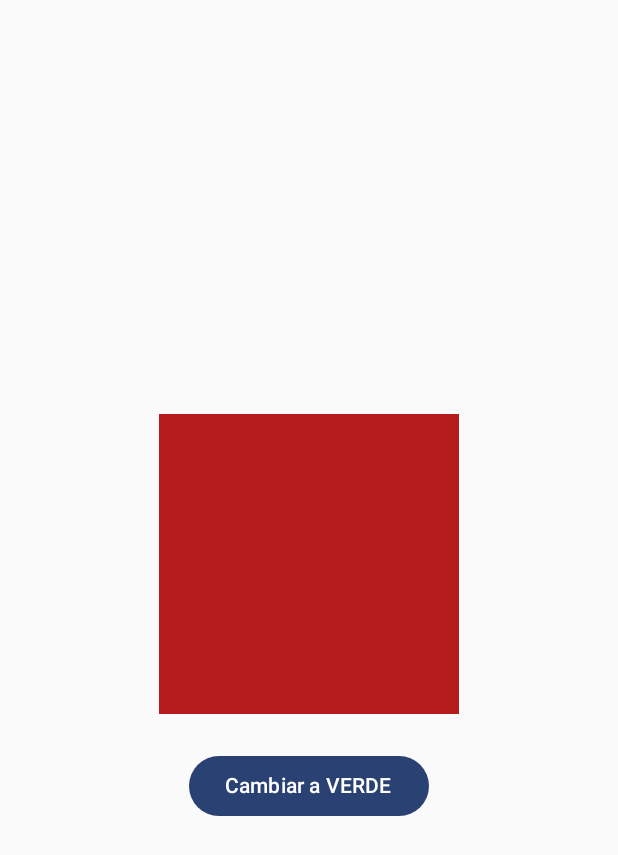
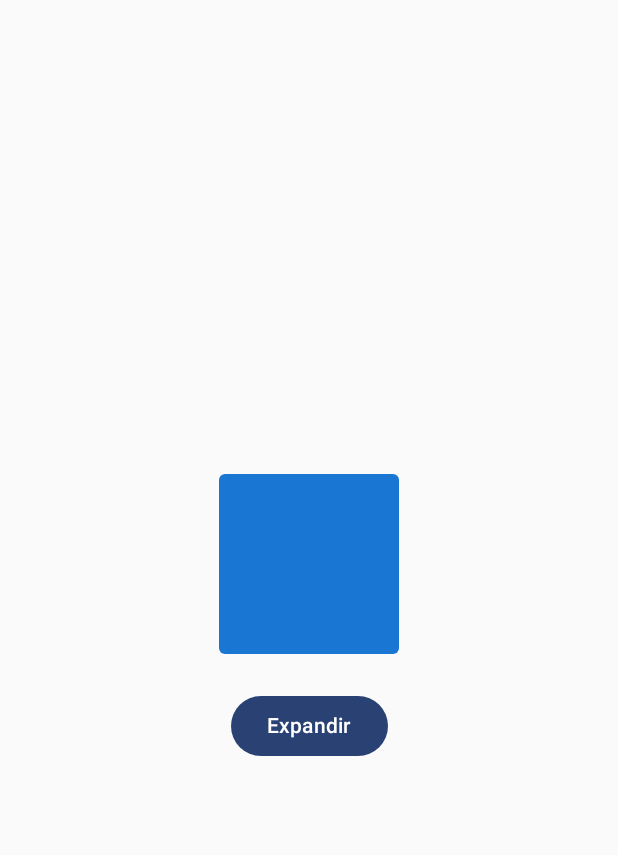
Before and after one commit to Starqx-ym/Lab13, an Android app built with Jetpack Compose: the screen it shows after launch (MainActivity), on a phone screen of 412 x 824 dp. Shown: the top 855 px of the screen. Run offline under Robolectric (Android 15) with nearby library versions, the phone set to English and light mode, and no system bars.

Commit message:
"feat: ejercicio3 animación de tamaño y forma con animateDpAsState"

```diff
--- a/app/src/main/java/com/example/lab13/MainActivity.kt
+++ b/app/src/main/java/com/example/lab13/MainActivity.kt
@@ -4,9 +4,11 @@ import android.os.Bundle
 import androidx.activity.ComponentActivity
 import androidx.activity.compose.setContent
 import androidx.compose.animation.*
+import androidx.compose.animation.core.animateDpAsState
 import androidx.compose.animation.core.tween
 import androidx.compose.foundation.background
 import androidx.compose.foundation.layout.*
+import androidx.compose.foundation.shape.RoundedCornerShape
 import androidx.compose.material3.Button
 import androidx.compose.material3.MaterialTheme
 import androidx.compose.material3.Text
@@ -23,7 +25,7 @@ class MainActivity : ComponentActivity() {
         super.onCreate(savedInstanceState)
         setContent {
             Lab13Theme {
-                ColorAnimationExample()
+                SizeAndShapeAnimationExample()
             }
         }
     }
@@ -99,3 +101,46 @@ fun ColorAnimationExample() {
         }
     }
 }
+@Composable
+fun SizeAndShapeAnimationExample() {
+
+    var expanded by remember { mutableStateOf(false) }
+
+    // Animación del tamaño
+    val size by animateDpAsState(
+        targetValue = if (expanded) 200.dp else 120.dp,
+        animationSpec = tween(durationMillis = 600),
+        label = "sizeAnimation"
+    )
+
+    // Animación del borde redondeado
+    val cornerRadius by animateDpAsState(
+        targetValue = if (expanded) 32.dp else 4.dp,
+        animationSpec = tween(durationMillis = 600),
+        label = "cornerAnimation"
+    )
+
+    Column(
+        modifier = Modifier
+            .fillMaxSize()
+            .padding(24.dp),
+        horizontalAlignment = Alignment.CenterHorizontally,
+        verticalArrangement = Arrangement.Center
+    ) {
+
+        Box(
+            modifier = Modifier
+                .size(size)
+                .background(
+                    color = Color(0xFF1976D2),
+                    shape = RoundedCornerShape(cornerRadius)
+                )
+        )
+
+        Spacer(modifier = Modifier.height(24.dp))
+
+        Button(onClick = { expanded = !expanded }) {
+            Text(if (expanded) "Reducir" else "Expandir")
+        }
+    }
+}
```
